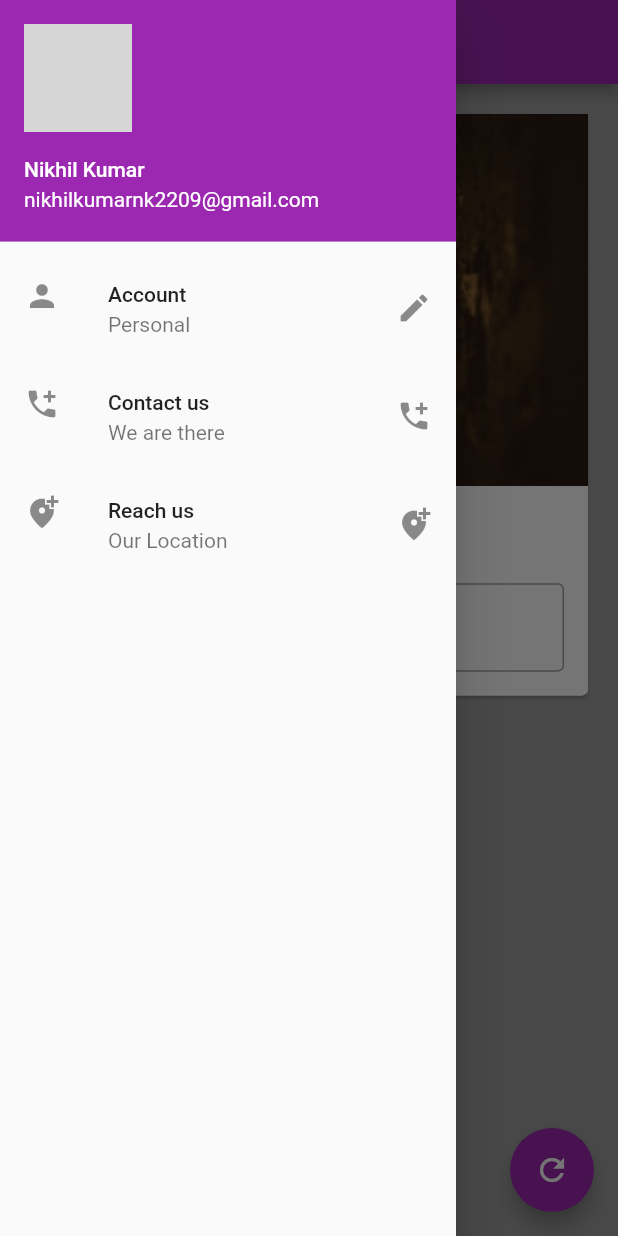
After one commit to nikhil2222/Test_app_flutter, a Flutter app: the screen it shows after launch, with the side drawer open, on a phone screen of 412 x 824 dp. The commit adds this screen. Run offline on Flutter 3.47's test engine with Material 2 defaults, Android fonts, the phone set to English and light mode, and no system bars; network calls fail; grey boxes are pictures that could not be loaded.

Commit message:
Organizing code

```diff
--- /dev/null
+++ b/lib/bgimage.dart
@@ -0,0 +1,10 @@
+import 'package:flutter/material.dart';
+
+class BgImage extends StatelessWidget {
+  @override
+  Widget build(BuildContext context) {
+    return Image.asset(
+        "assets/photo-1622796476782-35e5163bbd6f.jpg",
+      fit: BoxFit.cover,);
+  }
+}
--- /dev/null
+++ b/lib/change_name.dart
@@ -0,0 +1,50 @@
+import 'package:flutter/material.dart';
+
+import 'bgimage.dart';
+
+class ChangeNameCard extends StatelessWidget {
+  const ChangeNameCard({
+
+    required this.myText,
+    required TextEditingController nameContoller,
+  }) : _nameController = nameContoller;
+
+  final String myText;
+  final TextEditingController _nameController;
+
+
+
+
+
+  @override
+  Widget build(BuildContext context) {
+    return Column(
+      children: <Widget>[
+        BgImage(),
+        SizedBox(
+          height: 20,
+        ),
+        Text(
+          myText,
+          style: TextStyle(
+              fontSize: 25,
+              fontWeight: FontWeight.bold,
+              color: Colors.teal),
+        ),
+        Padding(
+          padding: const EdgeInsets.all(16.0),
+          child: TextField(
+            controller: _nameController,
+            // keyboardType: TextInputType.phone,
+            // obscureText: true,
+            decoration: InputDecoration(
+              border: OutlineInputBorder(),
+              hintText: "Enter something here",
+              labelText: "Name",
+            ),
+          ),
+        )
+      ],
+    );
+  }
+}
--- /dev/null
+++ b/lib/drawer.dart
@@ -0,0 +1,47 @@
+import 'package:flutter/material.dart';
+
+class MyDrawer extends StatelessWidget {
+  @override
+  Widget build(BuildContext context) {
+    return Drawer(
+    child: ListView(
+    padding: EdgeInsets.zero,
+    children:<Widget> [
+    // DrawerHeader(child: Text(
+    //   "Hi I am drawer",
+    // style:TextStyle(color: Colors.white),
+    // ),
+    // decoration: BoxDecoration(color: Colors.indigo),
+    //
+    // ),
+    UserAccountsDrawerHeader(accountName: Text("Nikhil Kumar"), accountEmail: Text("nikhilkumarnk2209@gmail.com"),
+      currentAccountPicture :CircleAvatar(
+        backgroundImage: NetworkImage(
+            "https://images.unsplash.com/photo-1622725573578-fd290ffba9ea?ixid=MnwxMjA3fDB8MHxwaG90by1wYWdlfHx8fGVufDB8fHx8&ixlib=rb-1.2.1&auto=format&fit=crop&w=1868&q=80"
+        ),
+      )
+
+    ),
+    ListTile(
+    leading: Icon(Icons.person),
+    title: Text("Account"),
+    subtitle: Text("Personal"),
+    trailing: Icon(Icons.edit),
+    ),
+    ListTile(
+    leading: Icon(Icons.add_call),
+title: Text("Contact us"),
+subtitle: Text("We are there"),
+trailing: Icon(Icons.add_call),
+),
+ListTile(
+leading: Icon(Icons.add_location_alt),
+title: Text("Reach us"),
+subtitle: Text("Our Location"),
+trailing: Icon(Icons.add_location_alt,
+),),
+],
+),
+);
+  }
+}
--- /dev/null
+++ b/lib/home_page.dart
@@ -0,0 +1,45 @@
+import 'package:flutter/material.dart';
+
+import 'change_name.dart';
+import 'drawer.dart';
+
+class HomePage extends StatefulWidget { //stl //stateless means no change
+  @override
+  _HomePageState createState() => _HomePageState();
+}
+
+class _HomePageState extends State<HomePage> {
+  TextEditingController _nameController = TextEditingController();
+  var myText = "change me";
+  @override
+  void initState(){
+    super.initState();
+  }
+
+  @override
+  Widget build(BuildContext context) {
+    return Scaffold(
+      backgroundColor: Colors.grey,
+      appBar: AppBar(
+        title: Text("Awesome app"), //title of app
+      ),
+      body: Padding(
+        padding: const EdgeInsets.all(16.0),
+
+        child: SingleChildScrollView(
+          child: Card(
+              child:
+              ChangeNameCard(myText: myText, nameContoller: _nameController,)
+          ),
+        ),),
+      drawer: MyDrawer(),
+      floatingActionButton: FloatingActionButton(onPressed: () {
+        myText = _nameController.text;
+        setState(() {
+
+        });
+      },
+        child: Icon(Icons.refresh),
+      ),
+    );
+  }}
--- a/lib/main.dart
+++ b/lib/main.dart
@@ -1,5 +1,10 @@
 import 'package:flutter/cupertino.dart';
 import 'package:flutter/material.dart';
+import 'package:flutter_app/bgimage.dart';
+import 'package:flutter_app/change_name.dart';
+import 'package:flutter_app/drawer.dart';
+
+import 'home_page.dart';
 
 void main() {
   runApp(MaterialApp(
@@ -10,104 +15,3 @@ void main() {
     ),
   ));
 }
-
-class HomePage extends StatefulWidget { //stl //stateless means no change
-  @override
-  _HomePageState createState() => _HomePageState();
-}
-
-class _HomePageState extends State<HomePage> {
-  TextEditingController _nameController = TextEditingController();
-  var myText = "change me";
-  @override
-  void initState(){
-    super.initState();
-  }
-
-  @override
-  Widget build(BuildContext context) {
-    return Scaffold(
-      backgroundColor: Colors.grey,
-      appBar: AppBar(
-        title: Text("Awesome app"), //title of app
-      ),
-      body:Padding(
-        padding: const EdgeInsets.all(16.0),
-
-        child: SingleChildScrollView(
-          child: Card(
-          child: Column(
-            children:<Widget> [Image.asset(""
-                "assets/photo-1622796476782-35e5163bbd6f.jpg",
-            fit: BoxFit.cover,),
-              SizedBox(
-                height: 20,
-              ),
-            Text(myText,style: TextStyle(fontSize: 25,fontWeight: FontWeight.bold,color: Colors.teal),),
-            Padding(
-              padding: const EdgeInsets.all(16.0),
-              child: TextField(
-                controller: _nameController,
-               // keyboardType: TextInputType.phone,
-               // obscureText: true,
-                decoration: InputDecoration(
-                  border:OutlineInputBorder(),
-                  hintText: "Enter something here",
-                  labelText: "Name",
-                ),
-              ),
-            )
-            ],
-
-          ),
-      ),
-        ),) ,
-      drawer: Drawer(
-        child: ListView(
-          padding: EdgeInsets.zero,
-          children:<Widget> [
-            // DrawerHeader(child: Text(
-            //   "Hi I am drawer",
-            // style:TextStyle(color: Colors.white),
-            // ),
-            // decoration: BoxDecoration(color: Colors.indigo),
-            //
-            // ),
-            UserAccountsDrawerHeader(accountName: Text("Nikhil Kumar"), accountEmail: Text("nikhilkumarnk2209@gmail.com"),
-            currentAccountPicture:Image.network(
-                  "https://drive.google.com/file/d/10195lDsU-_Y9RRR7tPJ_kSvoHy88z9pD/view?usp=sharing"
-              ),
-
-            ),
-            ListTile(
-              leading: Icon(Icons.person),
-              title: Text("Account"),
-              subtitle: Text("Personal"),
-              trailing: Icon(Icons.edit),
-            ),
-            ListTile(
-              leading: Icon(Icons.add_call),
-              title: Text("Contact us"),
-              subtitle: Text("We are there"),
-              trailing: Icon(Icons.add_call),
-            ),
-            ListTile(
-              leading: Icon(Icons.add_location_alt),
-              title: Text("Reach us"),
-              subtitle: Text("Our Location"),
-              trailing: Icon(Icons.add_location_alt,
-            ),),
-          ],
-        ),
-      ),
-      floatingActionButton: FloatingActionButton(onPressed: (){
-        myText = _nameController.text;
-        setState(() {
-
-        });
-      },
-      child: Icon(Icons.refresh),
-      ),
-    );
-  }
-}
```
